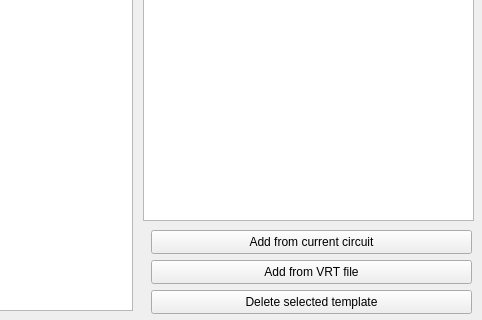
Old version of the form src/templatesdialog.ui in the repository melak/veroroute; both pictures show x 118 to 600 and y 320 to 640 of the 600 by 640 pixel window.
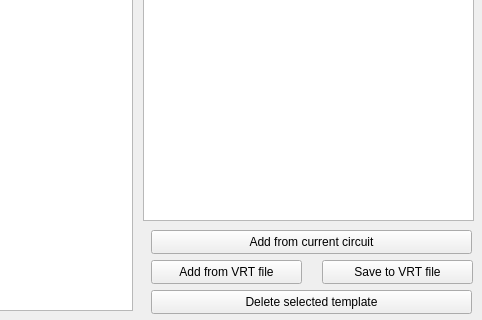
New version of the form.

Commit message: Added button to save all templates to a chosen VRT file.

```diff
--- a/src/templatesdialog.ui
+++ b/src/templatesdialog.ui
@@ -135,7 +135,7 @@
     <rect>
      <x>269</x>
      <y>580</y>
-     <width>321</width>
+     <width>151</width>
      <height>24</height>
     </rect>
    </property>
@@ -149,6 +149,25 @@
     <string>Add from VRT file</string>
    </property>
   </widget>
+  <widget class="QPushButton" name="pushButton_4">
+   <property name="geometry">
+    <rect>
+     <x>440</x>
+     <y>580</y>
+     <width>151</width>
+     <height>24</height>
+    </rect>
+   </property>
+   <property name="focusPolicy">
+    <enum>Qt::NoFocus</enum>
+   </property>
+   <property name="toolTip">
+    <string>Save all templates to a VRT file</string>
+   </property>
+   <property name="text">
+    <string>Save to VRT file</string>
+   </property>
+  </widget>
  </widget>
  <resources/>
  <connections/>
```
Left out of the diff: 4 changed lines with no effect on the pictures. The commit also changes 2 other files.
